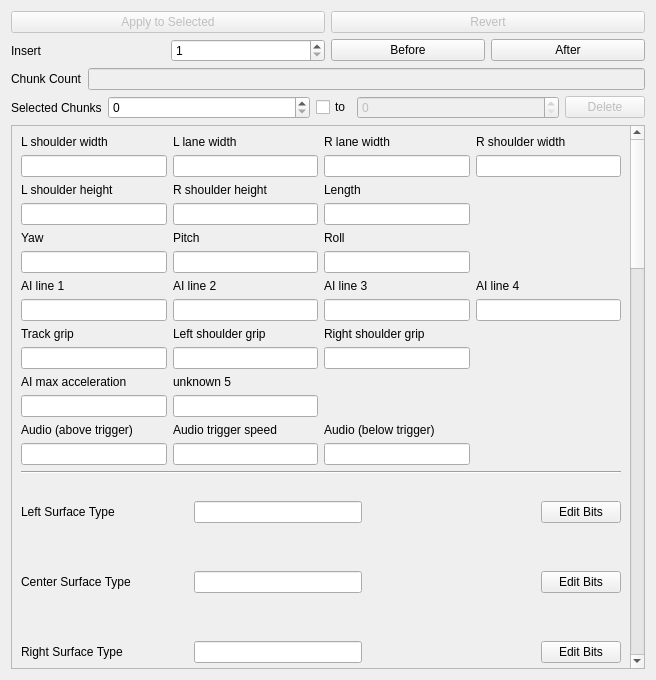
Before: the Qt Designer form TrackEditor/EditDataWidget.ui in Zizin13/Roller, drawn with Qt 5.
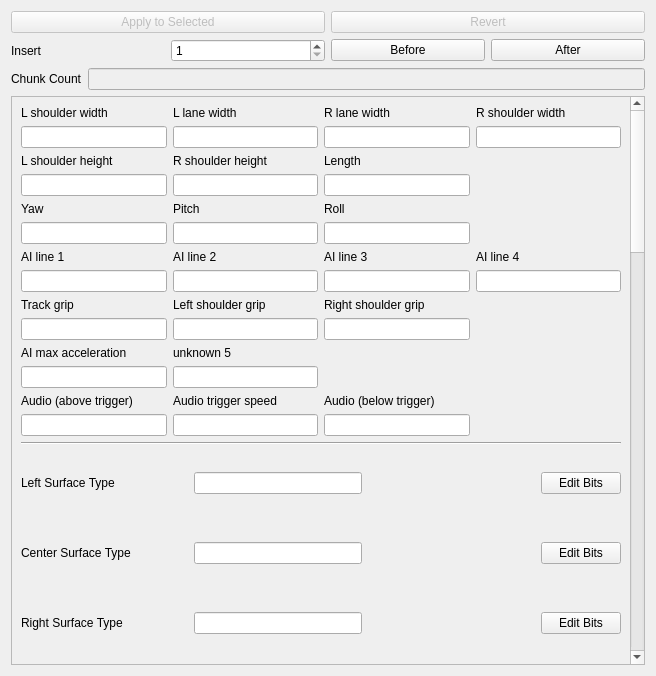
After: the same form once the commit is applied.

Commit message: moving select chunks out of edit data widget and onto main window

Diff of the .ui file:
```diff
--- a/TrackEditor/EditDataWidget.ui
+++ b/TrackEditor/EditDataWidget.ui
@@ -7,7 +7,7 @@
     <x>0</x>
     <y>0</y>
     <width>656</width>
-    <height>680</height>
+    <height>676</height>
    </rect>
   </property>
   <property name="windowTitle">
@@ -103,57 +103,6 @@
      </item>
     </layout>
    </item>
-   <item>
-    <layout class="QHBoxLayout" name="horizontalLayout_3">
-     <item>
-      <widget class="QLabel" name="lblSelChunks">
-       <property name="text">
-        <string>Selected Chunks</string>
-       </property>
-      </widget>
-     </item>
-     <item>
-      <widget class="QSpinBox" name="sbSelChunksFrom">
-       <property name="sizePolicy">
-        <sizepolicy hsizetype="Expanding" vsizetype="Fixed">
-         <horstretch>0</horstretch>
-         <verstretch>0</verstretch>
-        </sizepolicy>
-       </property>
-      </widget>
-     </item>
-     <item>
-      <widget class="QCheckBox" name="ckTo">
-       <property name="text">
-        <string>to</string>
-       </property>
-      </widget>
-     </item>
-     <item>
-      <widget class="QSpinBox" name="sbSelChunksTo">
-       <property name="enabled">
-        <bool>false</bool>
-       </property>
-       <property name="sizePolicy">
-        <sizepolicy hsizetype="Expanding" vsizetype="Fixed">
-         <horstretch>0</horstretch>
-         <verstretch>0</verstretch>
-        </sizepolicy>
-       </property>
-      </widget>
-     </item>
-     <item>
-      <widget class="QPushButton" name="pbDelete">
-       <property name="enabled">
-        <bool>false</bool>
-       </property>
-       <property name="text">
-        <string>Delete</string>
-       </property>
-      </widget>
-     </item>
-    </layout>
-   </item>
    <item>
     <widget class="QScrollArea" name="scrollAreaChunkEdit">
      <property name="horizontalScrollBarPolicy">
```
The commit also changes 5 other files.
